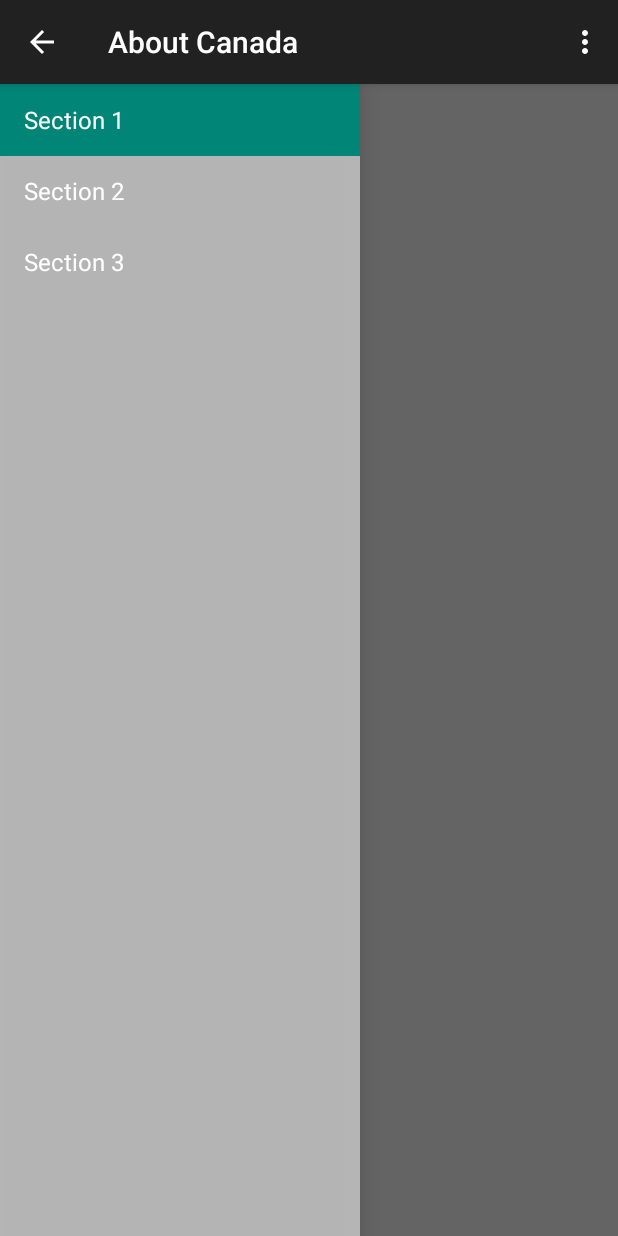
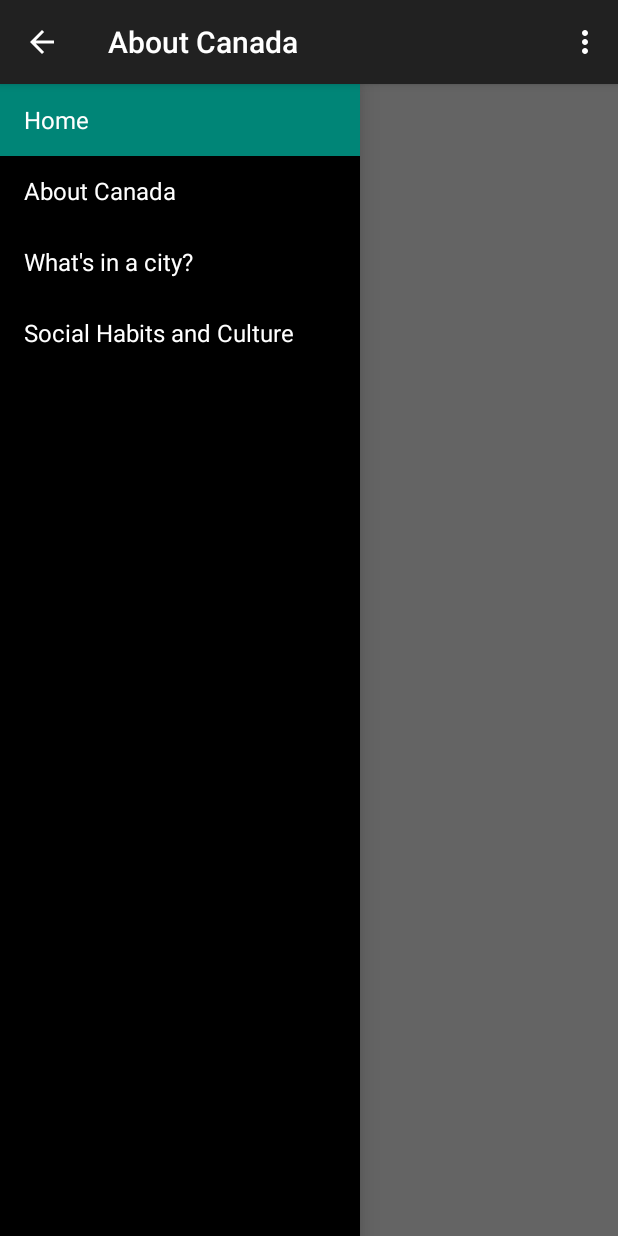
Before and after one commit to mykongee/About_Canada, an Android app: the screen it shows after launch (MainActivity), on a phone screen of 412 x 824 dp. Run offline under Robolectric (Android 15) with nearby library versions, the phone set to English and light mode, and no system bars; 2 statements that could not run were skipped.

Commit message:
Basic layout

```diff
--- a/app/src/main/java/bitpot/aboutcanada/NavigationDrawerFragment.java
+++ b/app/src/main/java/bitpot/aboutcanada/NavigationDrawerFragment.java
@@ -105,6 +105,7 @@ public class NavigationDrawerFragment extends Fragment {
                         getString(R.string.title_section1),
                         getString(R.string.title_section2),
                         getString(R.string.title_section3),
+                        getString(R.string.title_section4)
                 }));
         mDrawerListView.setItemChecked(mCurrentSelectedPosition, true);
         return mDrawerListView;
--- a/app/src/main/res/layout/fragment_main.xml
+++ b/app/src/main/res/layout/fragment_main.xml
@@ -6,7 +6,8 @@
     android:paddingBottom="@dimen/activity_vertical_margin"
     tools:context=".MainActivity$PlaceholderFragment">
 
-    <TextView android:id="@+id/section_label" android:layout_width="wrap_content"
+    <TextView android:id="@+id/section_label"
+        android:layout_width="wrap_content"
         android:layout_height="wrap_content" />
 
 </RelativeLayout>
--- a/app/src/main/res/layout/fragment_navigation_drawer.xml
+++ b/app/src/main/res/layout/fragment_navigation_drawer.xml
@@ -1,5 +1,9 @@
 <ListView xmlns:android="http://schemas.android.com/apk/res/android"
-    xmlns:tools="http://schemas.android.com/tools" android:layout_width="match_parent"
-    android:layout_height="match_parent" android:choiceMode="singleChoice"
-    android:divider="@android:color/transparent" android:dividerHeight="0dp"
-    android:background="#cccc" tools:context=".NavigationDrawerFragment" />
+    xmlns:tools="http://schemas.android.com/tools"
+    android:layout_width="match_parent"
+    android:layout_height="match_parent"
+    android:choiceMode="singleChoice"
+    android:divider="@android:color/transparent"
+    android:dividerHeight="0dp"
+    android:background="#000"
+    tools:context=".NavigationDrawerFragment" />
--- a/app/src/main/res/values/strings.xml
+++ b/app/src/main/res/values/strings.xml
@@ -1,9 +1,10 @@
 <resources>
     <string name="app_name">About Canada</string>
 
-    <string name="title_section1">Section 1</string>
-    <string name="title_section2">Section 2</string>
-    <string name="title_section3">Section 3</string>
+    <string name="title_section1">Home</string>
+    <string name="title_section2">About Canada</string>
+    <string name="title_section3">What\'s in a city?</string>
+    <string name="title_section4">Social Habits and Culture</string>
 
     <string name="navigation_drawer_open">Open navigation drawer</string>
     <string name="navigation_drawer_close">Close navigation drawer</string>
```
Also changed, not shown: app/src/main/java/bitpot/aboutcanada/MainActivity.java (+7 -9 lines), app/src/main/res/layout/activity_main.xml (+6 -3 lines), app/src/main/res/layout/nav_item_layout.xml (added, +10 -0 lines).
